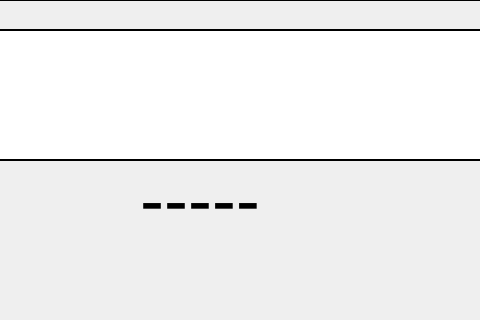
Qt form MorseCodeLearner/translatorwindow.ui (UofU-CS3505/cs3505-assignment9-the_tigers) before a commit; both pictures show x 320 to 800 and y 211 to 531 of the 1280 by 720 pixel window.
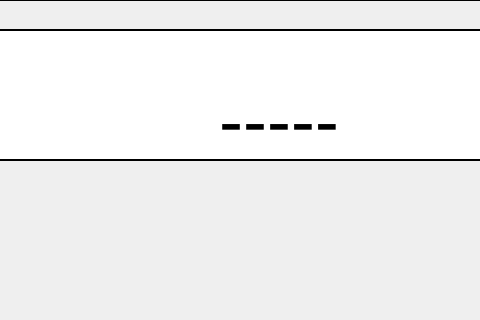
The same form after that commit.

Commit message: Updated how preview and input text box works in translator

```diff
--- a/MorseCodeLearner/translatorwindow.ui
+++ b/MorseCodeLearner/translatorwindow.ui
@@ -464,6 +464,50 @@
      <string>HAND GRAPHIC</string>
     </property>
    </widget>
+   <widget class="QLineEdit" name="morsePreview">
+    <property name="enabled">
+     <bool>false</bool>
+    </property>
+    <property name="geometry">
+     <rect>
+      <x>510</x>
+      <y>210</y>
+      <width>181</width>
+      <height>81</height>
+     </rect>
+    </property>
+    <property name="font">
+     <font>
+      <family>Arial</family>
+      <pointsize>54</pointsize>
+     </font>
+    </property>
+    <property name="focusPolicy">
+     <enum>Qt::FocusPolicy::NoFocus</enum>
+    </property>
+    <property name="autoFillBackground">
+     <bool>false</bool>
+    </property>
+    <property name="styleSheet">
+     <string notr="true">QLineEdit {
+        background: transparent;
+        border: none;
+        color: black; /* or any color you want */
+    }</string>
+    </property>
+    <property name="text">
+     <string>-----</string>
+    </property>
+    <property name="frame">
+     <bool>false</bool>
+    </property>
+    <property name="alignment">
+     <set>Qt::AlignmentFlag::AlignCenter</set>
+    </property>
+    <property name="cursorMoveStyle">
+     <enum>Qt::CursorMoveStyle::VisualMoveStyle</enum>
+    </property>
+   </widget>
   </widget>
   <widget class="QFrame" name="instructionFrame">
    <property name="geometry">
@@ -569,50 +613,6 @@
     <string/>
    </property>
   </widget>
-  <widget class="QLineEdit" name="morsePreview">
-   <property name="enabled">
-    <bool>false</bool>
-   </property>
-   <property name="geometry">
-    <rect>
-     <x>430</x>
-     <y>370</y>
-     <width>181</width>
-     <height>81</height>
-    </rect>
-   </property>
-   <property name="font">
-    <font>
-     <family>Arial</family>
-     <pointsize>54</pointsize>
-    </font>
-   </property>
-   <property name="focusPolicy">
-    <enum>Qt::FocusPolicy::NoFocus</enum>
-   </property>
-   <property name="autoFillBackground">
-    <bool>false</bool>
-   </property>
-   <property name="styleSheet">
-    <string notr="true">QLineEdit {
-        background: transparent;
-        border: none;
-        color: black; /* or any color you want */
-    }</string>
-   </property>
-   <property name="text">
-    <string>-----</string>
-   </property>
-   <property name="frame">
-    <bool>false</bool>
-   </property>
-   <property name="alignment">
-    <set>Qt::AlignmentFlag::AlignCenter</set>
-   </property>
-   <property name="cursorMoveStyle">
-    <enum>Qt::CursorMoveStyle::VisualMoveStyle</enum>
-   </property>
-  </widget>
  </widget>
  <resources/>
  <connections/>
```
The commit also changes 1 other file.
